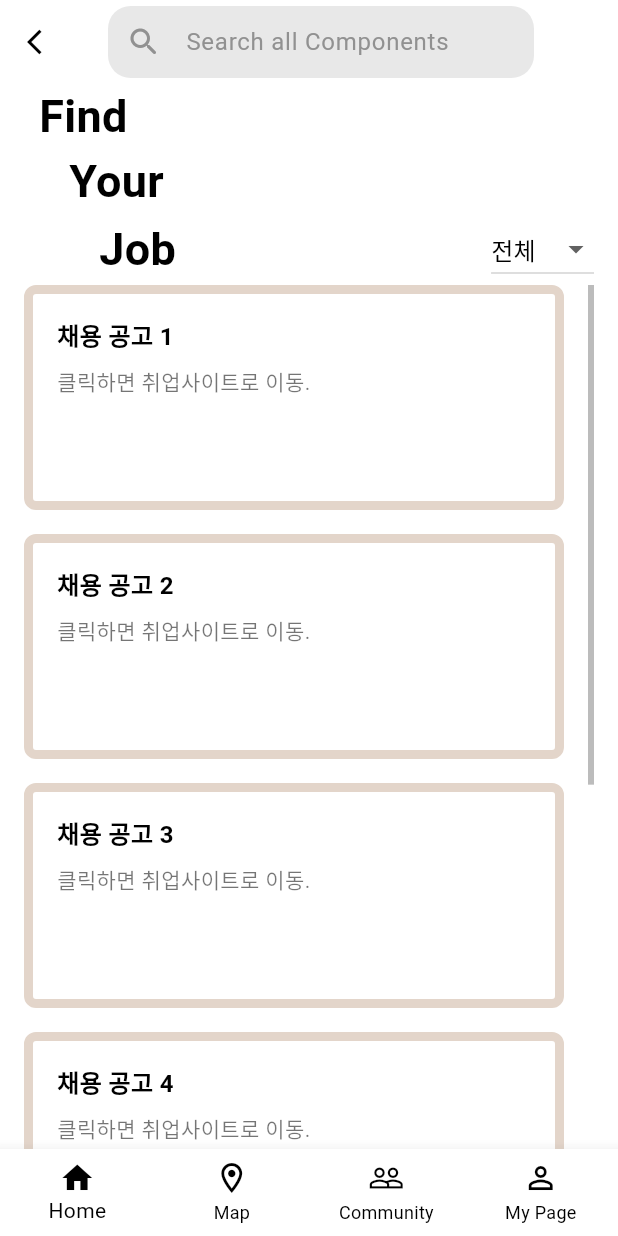
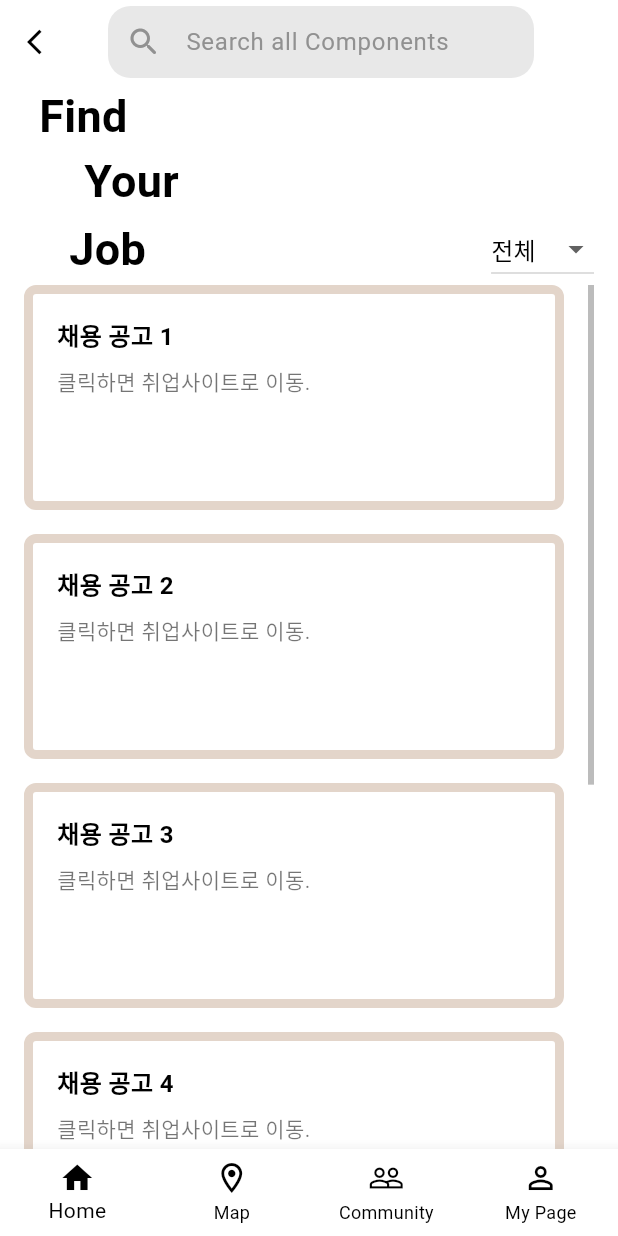
Before and after one commit to NostraProejct/NostraKnu_FE, a Flutter app: the EmploymentMain screen opened by its route, on a phone screen of 412 x 824 dp. Run offline on Flutter 3.47's test engine with Material 3 defaults, Android fonts, the phone set to English and light mode, and no system bars; our stand-ins replace go_router, google_fonts, infinite_scroll_pagination.

Commit message:
홈/취업,대외활동 FE_4 2025/1/10

```diff
--- a/lib/home/activity/acitivity_total.dart
+++ b/lib/home/activity/acitivity_total.dart
@@ -56,10 +56,7 @@ class _ActivityTotalState extends State<ActivityTotal> {
             Container(
               width: 2,
               height: 70,
-              color: Colors.grey[300],
-              child: Padding(
-                padding: EdgeInsets.only(top: 5, bottom: 5),
-              ),
+              color: isSelected ? Colors.orange : Colors.grey[300],
             ),
           ],
         ),
--- a/lib/home/employment/employment_main.dart
+++ b/lib/home/employment/employment_main.dart
@@ -71,7 +71,7 @@ class _EmploymentMainState extends State<EmploymentMain> {
                 ),
               ),
               const Padding(
-                padding: EdgeInsets.only(left: 30.0),
+                padding: EdgeInsets.only(left: 40.0),
                 child: Text(
                   'Your',
                   style: TextStyle(
@@ -84,7 +84,7 @@ class _EmploymentMainState extends State<EmploymentMain> {
                 mainAxisAlignment: MainAxisAlignment.spaceBetween,
                 children: [
                   const Padding(
-                    padding: EdgeInsets.only(left: 50.0),
+                    padding: EdgeInsets.only(left: 30.0),
                     child: Text(
                       'Job',
                       style: TextStyle(
```
